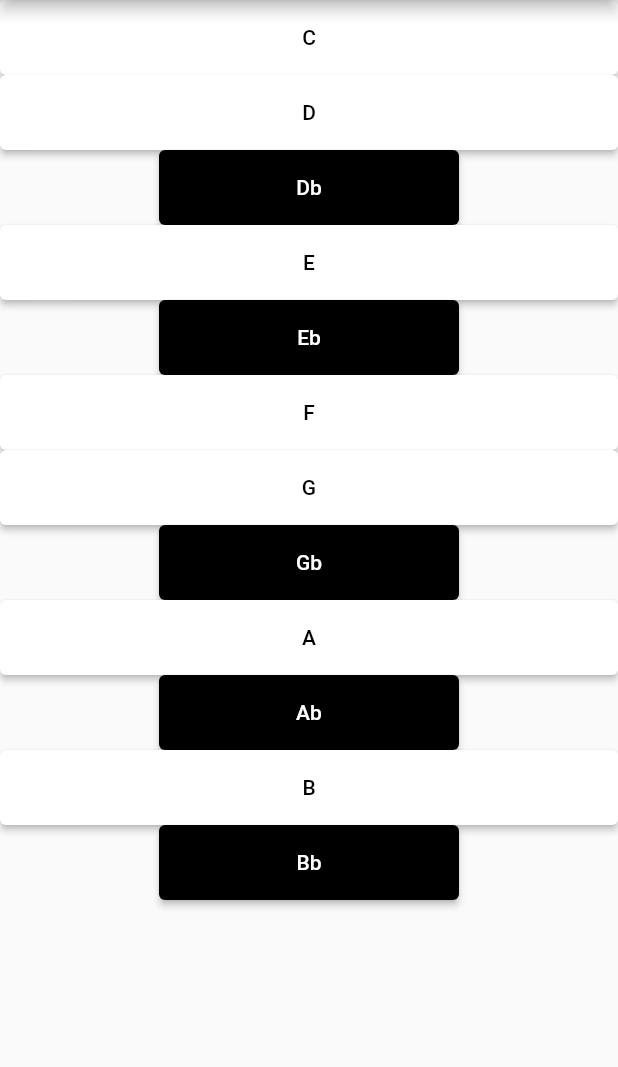
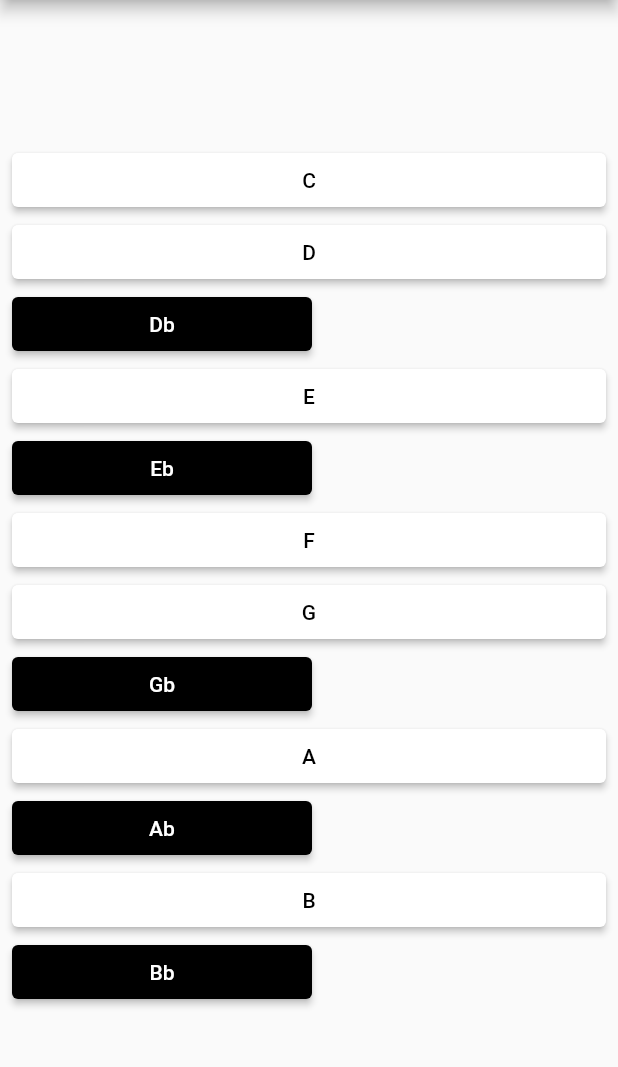
Before and after one commit to alexmagaddino/PianoFlutter, a Flutter app: the screen it shows after launch, on a phone screen of 412 x 824 dp, the part 84-1151 px from its top. Run offline on Flutter 3.47's test engine with Material 2 defaults, Android fonts, the phone set to English and light mode, and no system bars; our stand-ins replace just_audio.

Commit message:
modified alignement

```diff
--- a/lib/components/key.dart
+++ b/lib/components/key.dart
@@ -24,8 +24,8 @@ class KeyboardKey extends StatelessWidget {
 
   @override
   Widget build(BuildContext context) => Container(
+        margin: EdgeInsets.symmetric(horizontal: 8, vertical: 0),
         width: _width,
-        height: 50,
         child: ElevatedButton(
           style: ElevatedButton.styleFrom(
               primary: _background, onPrimary: _textColor),
--- a/lib/components/keyboard.dart
+++ b/lib/components/keyboard.dart
@@ -5,6 +5,8 @@ import 'package:piano_flutter/vo/notes.dart';
 class Keyboard extends StatelessWidget {
   @override
   Widget build(BuildContext context) => Column(
+        mainAxisAlignment: MainAxisAlignment.center,
+        crossAxisAlignment: CrossAxisAlignment.start,
         children: Note.values.map((n) => KeyboardKey(n)).toList(),
       );
 }
```
